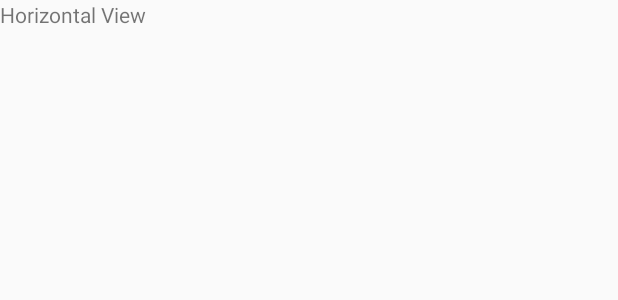
After one commit to Meadosc/CS496-Android-UI, an Android app: the layout activity_horizontal_view.xml on its own in the app's theme, with its tools: preview values and no code run, on a phone screen of 412 x 824 dp. The commit adds this screen. Shown: the top 300 px of the screen. Run offline under Robolectric (Android 15) with nearby library versions, the phone set to English and light mode, and no system bars.

Commit message:
Added buttons and activities. Horizontal view is linked. commit

```diff
--- a/app/src/main/AndroidManifest.xml
+++ b/app/src/main/AndroidManifest.xml
@@ -16,6 +16,7 @@
                 <category android:name="android.intent.category.LAUNCHER" />
             </intent-filter>
         </activity>
+        <activity android:name=".HorizontalViewActivity"></activity>
     </application>
 
 </manifest>
--- /dev/null
+++ b/app/src/main/res/layout/activity_horizontal_view.xml
@@ -0,0 +1,18 @@
+<?xml version="1.0" encoding="utf-8"?>
+<android.support.constraint.ConstraintLayout xmlns:android="http://schemas.android.com/apk/res/android"
+    xmlns:app="http://schemas.android.com/apk/res-auto"
+    xmlns:tools="http://schemas.android.com/tools"
+    android:layout_width="match_parent"
+    android:layout_height="match_parent"
+    tools:context="com.example.android.cs496androidui.HorizontalViewActivity">
+
+    <TextView
+        android:id="@+id/textView"
+        android:layout_width="wrap_content"
+        android:layout_height="wrap_content"
+        android:text="Horizontal View"
+        tools:layout_editor_absoluteX="105dp"
+        tools:layout_editor_absoluteY="70dp" />
+
+
+</android.support.constraint.ConstraintLayout>
--- a/app/src/main/res/layout/activity_main.xml
+++ b/app/src/main/res/layout/activity_main.xml
@@ -10,6 +10,7 @@
     android:orientation="vertical">
 
     <Button
+        android:id="@+id/horizontal_button"
         android:layout_width="match_parent"
         android:layout_height="wrap_content"
         android:layout_gravity="right"
```
Also changed, not shown: app/src/main/java/com/example/android/cs496androidui/HorizontalViewActivity.java (added, +13 -0 lines), app/src/main/java/com/example/android/cs496androidui/MainActivity.java (+15 -1 lines).
